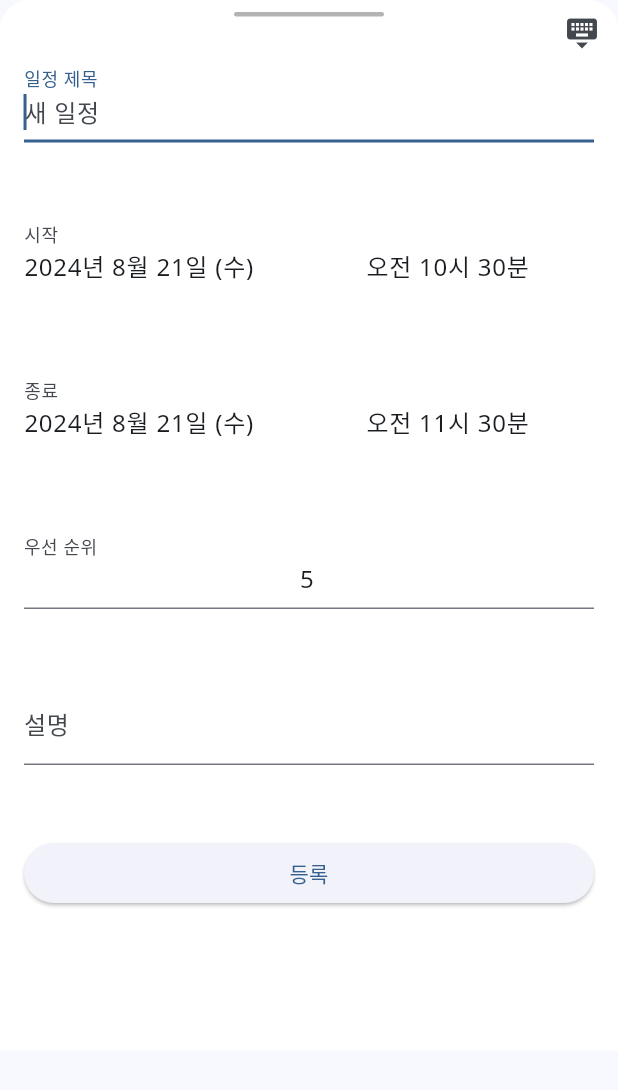
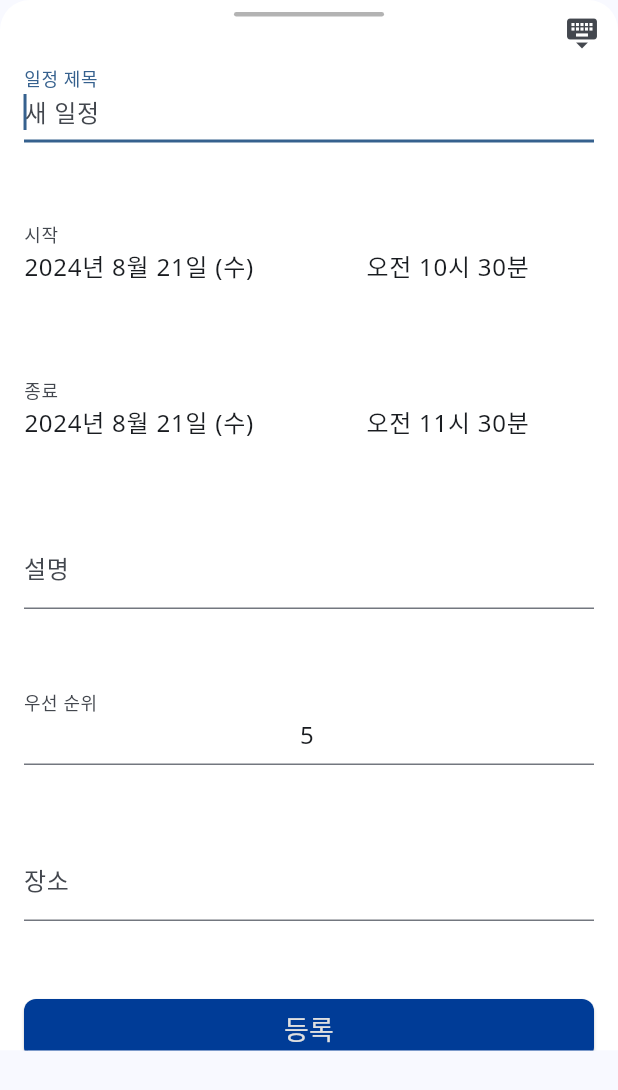
Before and after one commit to SWM-15th-Dnight/flutter-client, a Flutter app: the CustomBottomSheet widget shown alone on an empty page, opened directly with empty values, after a tap on "등록", on a phone screen of 412 x 824 dp. Shown: the top 1090 px of the screen. Run offline on Flutter 3.47's test engine with Material 3 defaults, Android fonts, the phone set to English and light mode, and no system bars; our stand-ins replace dio, firebase_auth, firebase_core, flutter_dotenv, flutter_secure_storage, flutter_speed_dial and 6 more; accounts and stored records are empty; generated files the repository leaves out were written again; network calls fail.

Commit message:
feat: form input can send description, location and inputTimeTaken field

```diff
--- a/lib/widget/custom_bottom_sheet.dart
+++ b/lib/widget/custom_bottom_sheet.dart
@@ -14,11 +14,13 @@ import '../common/const/data.dart';
 class CustomBottomSheet extends StatefulWidget {
   final int? currentCalendarId;
   final Function(dynamic)? onEventAdded;
+  final DateTime? startTime;
 
   const CustomBottomSheet({
     super.key,
     required this.currentCalendarId,
     required this.onEventAdded,
+    required this.startTime,
   });
 
   @override
@@ -34,6 +36,8 @@ class _CustomBottomSheetState extends State<CustomBottomSheet> {
   final TextEditingController endAtController = TextEditingController();
   final TextEditingController priorityController =
       TextEditingController(text: '5');
+  final TextEditingController descriptionController = TextEditingController();
+  final TextEditingController locationController = TextEditingController();
   final GlobalKey<FormState> _formKey = GlobalKey<FormState>();
 
   late DateTime _now;
@@ -172,6 +176,10 @@ class _CustomBottomSheetState extends State<CustomBottomSheet> {
 
   Future<void> _submitForm() async {
     await auth.checkToken();
+    DateTime endTime = DateTime.now();
+    Duration inputTimeTaken = endTime.difference(widget.startTime!);
+    double itt = inputTimeTaken.inMilliseconds / 1000;
+    print('Time taken for input: ${itt.toString()}');
 
     var refreshToken = await storage.read(key: REFRESH_TOKEN_KEY);
 
@@ -179,16 +187,17 @@ class _CustomBottomSheetState extends State<CustomBottomSheet> {
       'summary': summary.length != 0 ? summary : '새 일정',
       'startAt': DateFormat('yyyy-MM-ddTHH:mm:ss').format(startAt),
       'endAt': DateFormat('yyyy-MM-ddTHH:mm:ss').format(endAt),
+      'description': descriptionController.text,
       'priority': int.parse(priorityController.text),
+      'location': locationController.text,
       "status": "TENTATIVE",
       "transp": "OPAQUE",
       "calendarId": widget.currentCalendarId,
       "inputTypeId": 1,
-      "inputTimeTaken": 0
+      "inputTimeTaken": itt,
     };
     final jsonData = jsonEncode(data);
     print('_submitForm $jsonData');
-    return;
 
     var resp = await dio.post(
       dotenv.env['BACKEND_MAIN_URL']! + '/api/v1/event/form',
@@ -389,6 +398,25 @@ class _CustomBottomSheetState extends State<CustomBottomSheet> {
                                     MediaQuery.of(context).viewInsets.bottom +
                                         adder),
                             textAlign: TextAlign.center,
+                            controller: descriptionController,
+                            decoration: InputDecoration(
+                              labelText: '설명',
+                            ),
+                            readOnly: false,
+                            onChanged: (value) async {
+                              descriptionController.text = value;
+                            },
+                          ),
+                        ),
+                        Padding(
+                          padding: const EdgeInsets.only(
+                              top: 32.0, left: 16.0, bottom: 16.0, right: 16.0),
+                          child: TextFormField(
+                            scrollPadding: EdgeInsets.only(
+                                bottom:
+                                    MediaQuery.of(context).viewInsets.bottom +
+                                        adder),
+                            textAlign: TextAlign.center,
                             controller: priorityController,
                             decoration: InputDecoration(
                               labelText: '우선 순위',
@@ -408,12 +436,14 @@ class _CustomBottomSheetState extends State<CustomBottomSheet> {
                                     MediaQuery.of(context).viewInsets.bottom +
                                         adder),
                             textAlign: TextAlign.center,
-                            //controller: priorityController,
+                            controller: locationController,
                             decoration: InputDecoration(
-                              labelText: '설명',
+                              labelText: '장소',
                             ),
-                            readOnly: true,
-                            onTap: () async {},
+                            readOnly: false,
+                            onChanged: (value) async {
+                              locationController.text = value;
+                            },
                           ),
                         ),
                         Padding(
@@ -423,7 +453,21 @@ class _CustomBottomSheetState extends State<CustomBottomSheet> {
                             onPressed: () async {
                               await _submitForm();
                             },
-                            child: Text('등록'),
+                            style: ElevatedButton.styleFrom(
+                              backgroundColor: ColorPalette.PRIMARY_COLOR[400]!,
+                              foregroundColor: Colors.white,
+                              shape: RoundedRectangleBorder(
+                                borderRadius: BorderRadius.circular(8.0),
+                              ),
+                            ),
+                            child: Text(
+                              '등록',
+                              style: TextStyle(
+                                color: ColorPalette.GRAY_COLOR[50]!,
+                                fontSize: 18,
+                                fontWeight: FontWeight.w500,
+                              ),
+                            ),
                           ),
                         ),
                         SizedBox(
--- a/lib/widget/custom_speed_dial.dart
+++ b/lib/widget/custom_speed_dial.dart
@@ -10,8 +10,9 @@ import '../screens/calendar/schedule_bottom_sheet.dart';
 class CustomSpeedDial extends StatelessWidget {
   final int? currentCalendarId;
   final Function(dynamic) onEventAdded;
+  DateTime? startTime;
 
-  const CustomSpeedDial({
+  CustomSpeedDial({
     super.key,
     required this.currentCalendarId,
     required this.onEventAdded,
@@ -35,6 +36,7 @@ class CustomSpeedDial extends StatelessWidget {
           label: '수동으로 등록',
           backgroundColor: ColorPalette.PRIMARY_COLOR[400]!,
           onTap: () {
+            startTime = DateTime.now();
             showModalBottomSheet(
               backgroundColor: Colors.transparent,
               barrierColor: ColorPalette.PRIMARY_COLOR[400]!.withOpacity(0.1),
@@ -47,6 +49,7 @@ class CustomSpeedDial extends StatelessWidget {
                 return CustomBottomSheet(
                   currentCalendarId: currentCalendarId,
                   onEventAdded: onEventAdded,
+                  startTime: startTime,
                 );
               },
             );
```
Also changed, not shown: lib/screens/calendar/main_calendar.dart (+4 -4 lines).
